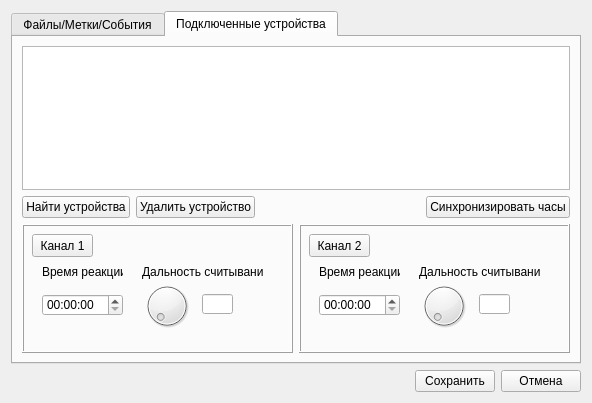
Before: the Qt Designer form audit/audit/ui/settings_window.ui in bsv/r245, drawn with Qt 5.
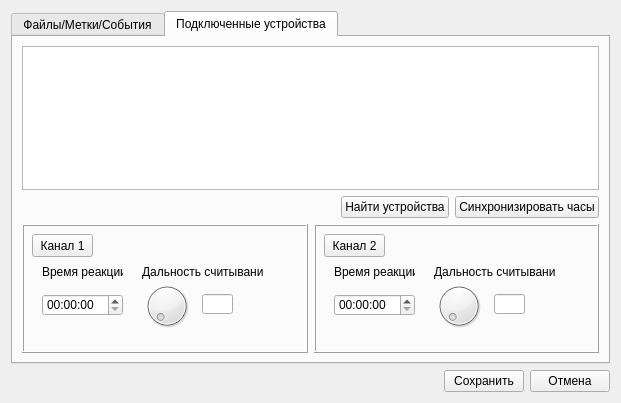
After: the same form once the commit is applied. The open tabs and pages were chosen to show the change.

Patch:
```diff
--- a/audit/audit/ui/settings_window.ui
+++ b/audit/audit/ui/settings_window.ui
@@ -6,7 +6,7 @@
    <rect>
     <x>0</x>
     <y>0</y>
-    <width>592</width>
+    <width>621</width>
     <height>403</height>
    </rect>
   </property>
@@ -380,13 +380,6 @@
          </item>
         </layout>
        </item>
-       <item row="2" column="0">
-        <widget class="QPushButton" name="find_dev_button">
-         <property name="text">
-          <string>Найти устройства</string>
-         </property>
-        </widget>
-       </item>
        <item row="2" column="3">
         <widget class="QPushButton" name="synch_time_button">
          <property name="text">
@@ -395,13 +388,6 @@
         </widget>
        </item>
        <item row="2" column="1">
-        <widget class="QPushButton" name="del_dev_button">
-         <property name="text">
-          <string>Удалить устройство</string>
-         </property>
-        </widget>
-       </item>
-       <item row="2" column="2">
         <spacer name="horizontalSpacer_2">
          <property name="orientation">
           <enum>Qt::Horizontal</enum>
@@ -414,6 +400,13 @@
          </property>
         </spacer>
        </item>
+       <item row="2" column="2">
+        <widget class="QPushButton" name="find_dev_button">
+         <property name="text">
+          <string>Найти устройства</string>
+         </property>
+        </widget>
+       </item>
       </layout>
      </widget>
     </widget>
```
Left out of the diff: 4 changed lines with no effect on the pictures.
